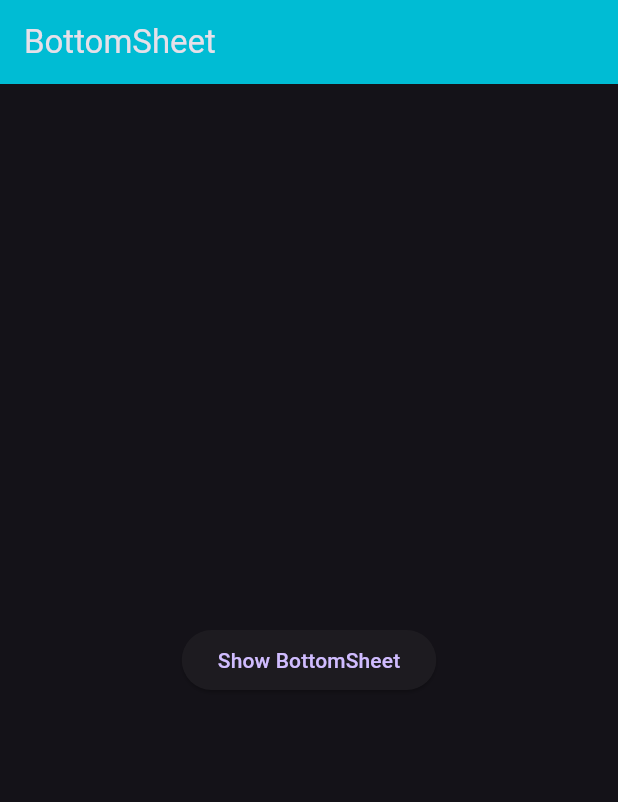
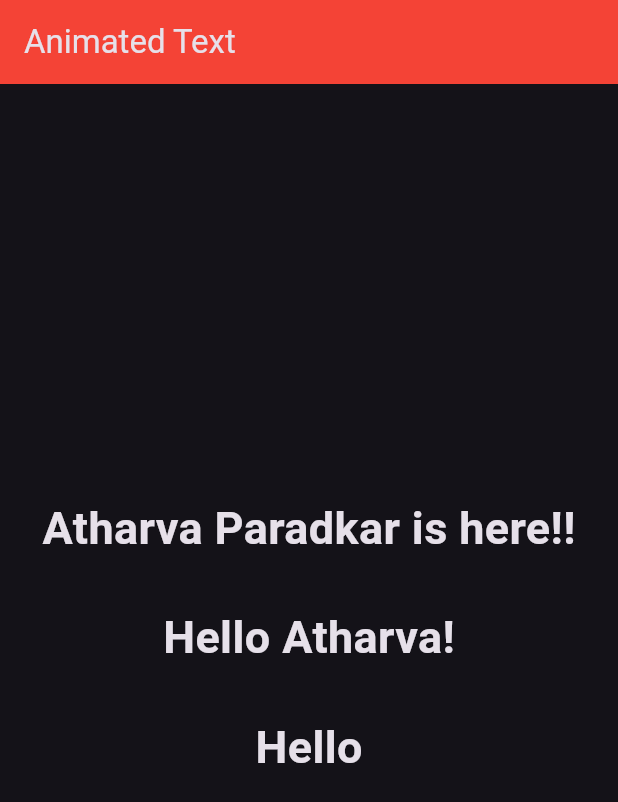
Before and after one commit to AtharvaParadkar/Flutter-Fundamentals, a Flutter app: the screen it shows after launch, on a phone screen of 412 x 824 dp. Shown: the top 802 px of the screen. Run offline on Flutter 3.47's test engine with Material 3 defaults, Android fonts, the phone set to English and light mode, and no system bars; drawn by our look-alikes of animated_text_kit; our stand-ins replace cached_network_image.

Commit message:
Animated Text

```diff
--- /dev/null
+++ b/lib/Widgets/animatedtext.dart
@@ -0,0 +1,79 @@
+import "package:animated_text_kit/animated_text_kit.dart";
+import "package:flutter/material.dart";
+
+class AnimatedTextWidget extends StatelessWidget {
+  const AnimatedTextWidget({super.key});
+
+  @override
+  Widget build(BuildContext context) {
+    return Scaffold(
+      appBar: AppBar(
+        title: const Text('Animated Text'),
+        backgroundColor: Colors.red,
+      ),
+      body: Center(
+        child: Column(
+          mainAxisAlignment: MainAxisAlignment.center,
+          children: [
+            AnimatedTextKit(
+              animatedTexts: [
+                TypewriterAnimatedText(
+                  'Atharva Paradkar is here!!',
+                  textStyle: const TextStyle(
+                    fontSize: 30,
+                    fontWeight: FontWeight.bold,
+                  ),
+                  speed: const Duration(milliseconds: 100),
+                ),
+              ],
+              totalRepeatCount: 2,
+              pause: const Duration(milliseconds: 200),
+              displayFullTextOnTap: true,
+              stopPauseOnTap: true,
+              repeatForever: true,
+            ),
+            const SizedBox(height: 30),
+            AnimatedTextKit(
+              animatedTexts: [
+                WavyAnimatedText(
+                  'Hello Atharva!',
+                  textStyle: const TextStyle(
+                    fontSize: 30,
+                    fontWeight: FontWeight.bold,
+                  ),
+                ),
+                WavyAnimatedText(
+                  'Hello Atharva!',
+                  textStyle: const TextStyle(
+                    fontSize: 30,
+                    fontWeight: FontWeight.bold,
+                  ),
+                ),
+              ],
+            ),
+            const SizedBox(height: 30),
+            AnimatedTextKit(
+              animatedTexts: [
+                RotateAnimatedText(
+                  'Hello',
+                  textStyle: const TextStyle(
+                    fontSize: 30,
+                    fontWeight: FontWeight.bold,
+                  ),
+                ),
+                RotateAnimatedText(
+                  'World',
+                  textStyle: const TextStyle(
+                    fontSize: 30,
+                    fontWeight: FontWeight.bold,
+                  ),
+                ),
+              ],
+            ),
+            const SizedBox(height: 30),
+          ],
+        ),
+      ),
+    );
+  }
+}
--- a/lib/main.dart
+++ b/lib/main.dart
@@ -2,6 +2,7 @@
 
 import "package:flutter/material.dart";
 import "package:flutter_basics/Widgets/alert.dart";
+import "package:flutter_basics/Widgets/animatedtext.dart";
 import "package:flutter_basics/Widgets/bottomsheet.dart";
 import "package:flutter_basics/Widgets/buttons.dart";
 import "package:flutter_basics/Widgets/containersized.dart";
@@ -26,7 +27,7 @@ class MyApp extends StatelessWidget {
         primaryColor: const Color.fromARGB(255, 0, 0, 255),
         brightness: Brightness.dark,
       ),
-      home: const BottomSheetWidget(),
+      home: const AnimatedTextWidget(),
     );
   }
 }
--- a/pubspec.yaml
+++ b/pubspec.yaml
@@ -36,6 +36,7 @@ dependencies:
   # Use with the CupertinoIcons class for iOS style icons.
   cupertino_icons: ^1.0.6
   cached_network_image: ^3.3.1
+  animated_text_kit: ^4.2.2
 
 dev_dependencies:
   flutter_test:
```
Also changed, not shown: pubspec.lock.
